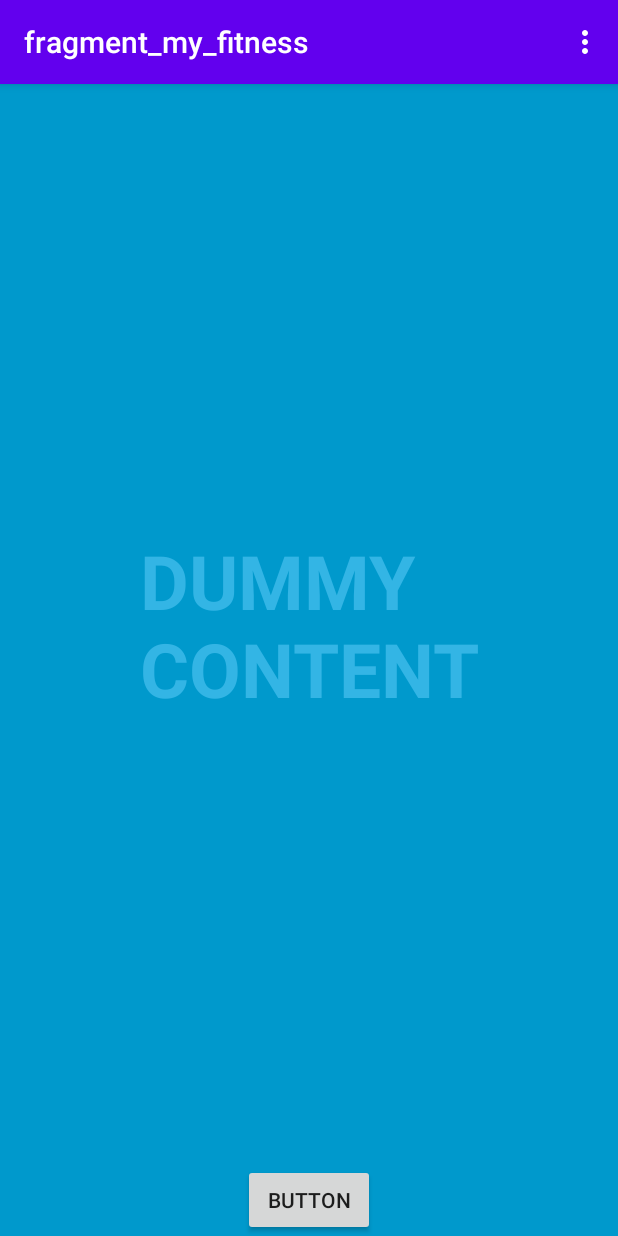
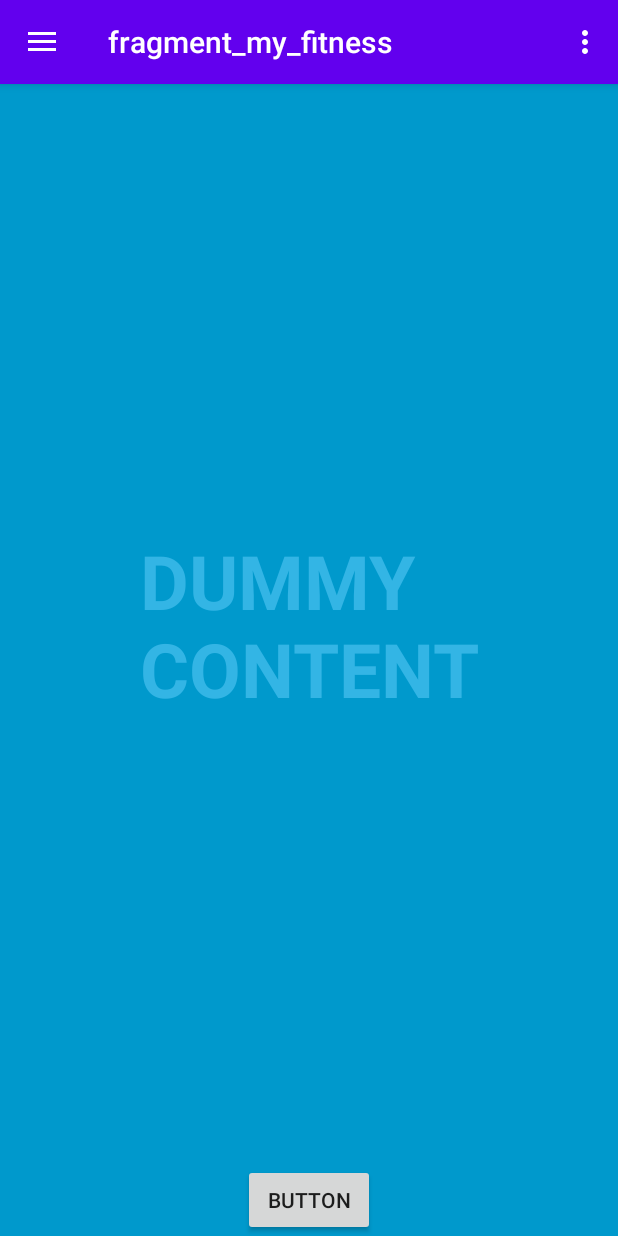
Before and after one commit to jrbrayjr2006/FitnessProHome, an Android app: the screen it shows after launch (MainActivity), on a phone screen of 412 x 824 dp. Run offline under Robolectric (Android 15) with nearby library versions, the phone set to English and light mode, and no system bars; our stand-ins replace data binding, navigation-ui; Roboto replaces fonts that are not available here.

Commit message:
Added navigation drawer and updated README

```diff
--- a/app/src/main/java/com/continuouswave1550/fitness/fitnessprohome/MainActivity.kt
+++ b/app/src/main/java/com/continuouswave1550/fitness/fitnessprohome/MainActivity.kt
@@ -1,30 +1,31 @@
 package com.continuouswave1550.fitness.fitnessprohome
 
 import android.os.Bundle
-import android.widget.Toast
 import androidx.appcompat.app.AppCompatActivity
 import androidx.databinding.DataBindingUtil
+import androidx.drawerlayout.widget.DrawerLayout
 import androidx.fragment.app.Fragment
 import androidx.navigation.findNavController
 import androidx.navigation.ui.NavigationUI
 import com.continuouswave1550.fitness.fitnessprohome.databinding.ActivityMainBinding
-import com.continuouswave1550.fitness.fitnessprohome.myfitness.MyFitnessFragment
 
 class MainActivity : AppCompatActivity(){
     private lateinit var binding : ActivityMainBinding
+    private lateinit var drawerLayout: DrawerLayout
 
     override fun onCreate(savedInstanceState: Bundle?) {
         super.onCreate(savedInstanceState)
-        binding = DataBindingUtil.setContentView(this, R.layout.activity_main)
+        binding = DataBindingUtil.setContentView<ActivityMainBinding>(this, R.layout.activity_main)
         val navController = this.findNavController(R.id.navigationHostFragment)
-        //TODO add code to use navController
-        NavigationUI.setupActionBarWithNavController(this, navController)
+        drawerLayout = binding.drawerLayout
+        NavigationUI.setupActionBarWithNavController(this, navController, drawerLayout)
+        NavigationUI.setupWithNavController(binding.navigationDrawerLayout, navController)
     }
 
     override fun onSupportNavigateUp(): Boolean {
         super.onSupportNavigateUp()
         val navController = this.findNavController(R.id.navigationHostFragment)
-        return navController.navigateUp()
+        return NavigationUI.navigateUp(navController, drawerLayout)
     }
 
 }
@@ -33,7 +34,7 @@ class MainActivity : AppCompatActivity(){
 fun AppCompatActivity.replaceFragment(fragment:Fragment){
     val fragmentManager = supportFragmentManager
     val transaction = fragmentManager.beginTransaction()
-    transaction.replace(R.id.mainContainer,fragment)
+    transaction.replace(R.id.drawerLayout,fragment)
     transaction.addToBackStack(null)
     transaction.commit()
 }
--- a/app/src/main/res/layout/activity_main.xml
+++ b/app/src/main/res/layout/activity_main.xml
@@ -1,14 +1,17 @@
 <?xml version="1.0" encoding="utf-8"?>
 <layout xmlns:android="http://schemas.android.com/apk/res/android"
     xmlns:app="http://schemas.android.com/apk/res-auto"
-    xmlns:tools="http://schemas.android.com/tools">
+    xmlns:tools="http://schemas.android.com/tools"
+    tools:context="com.continuouswave1550.fitness.fitnessprohome.MainActivity">
+    <androidx.drawerlayout.widget.DrawerLayout
+        android:id="@+id/drawerLayout"
+        android:layout_width="match_parent"
+        android:layout_height="match_parent">
+
         <LinearLayout
-        android:id="@+id/mainContainer"
             android:layout_width="match_parent"
             android:layout_height="match_parent"
-        tools:context="com.continuouswave1550.fitness.fitnessprohome.MainActivity"
             android:orientation="vertical">
-
 
             <fragment
                 android:id="@+id/navigationHostFragment"
@@ -17,16 +20,19 @@
                 android:layout_height="match_parent"
                 app:defaultNavHost="true"
             app:navGraph="@navigation/nav_graph" />
+        </LinearLayout>
 
-        <com.google.android.material.bottomnavigation.BottomNavigationView
-            android:id="@+id/bottomNavigation"
-            android:layout_width="match_parent"
-            android:layout_height="wrap_content"
-            app:layout_constraintRight_toRightOf="parent"
-            app:layout_constraintLeft_toLeftOf="parent"
-            app:layout_constraintBottom_toBottomOf="parent"
-            app:menu="@menu/bottom_navigation_menu"/>
+        <com.google.android.material.navigation.NavigationView
+            android:id="@+id/navigationDrawerLayout"
+            android:layout_height="match_parent"
+            android:layout_width="wrap_content"
+            android:layout_gravity="start"
+            app:menu="@menu/nav_drawer_menu"/>
 
-
-    </LinearLayout>
+<!--        <com.google.android.material.bottomnavigation.BottomNavigationView-->
+<!--            android:id="@+id/bottomNavigation"-->
+<!--            android:layout_width="match_parent"-->
+<!--            android:layout_height="wrap_content"-->
+<!--            app:menu="@menu/bottom_navigation_menu"/>-->
+    </androidx.drawerlayout.widget.DrawerLayout>
 </layout>
--- /dev/null
+++ b/app/src/main/res/menu/nav_drawer_menu.xml
@@ -0,0 +1,13 @@
+<?xml version="1.0" encoding="utf-8"?>
+<menu xmlns:app="http://schemas.android.com/apk/res-auto"
+    xmlns:android="http://schemas.android.com/apk/res/android">
+
+    <item
+        android:id="@+id/aboutFragment"
+        android:icon="@drawable/dashboard_24px"
+        android:title="@string/about" />
+    <item
+        android:id="@+id/settingsFragment"
+        android:icon="@drawable/settings_24px"
+        android:title="@string/settings" />
+</menu>
```
Also changed, not shown: 1 other file. Lines whose indentation alone changed are shown as unchanged.
